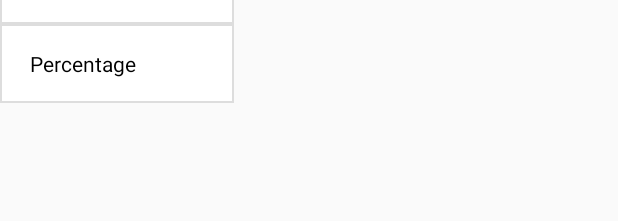
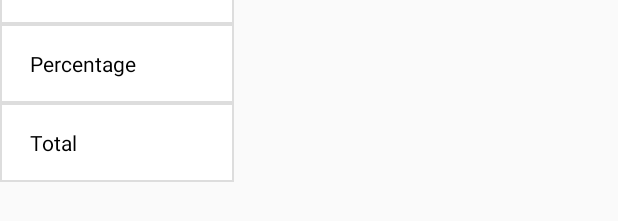
Before and after one commit to azadbasis/SREDA, an Android app: the layout headar_electricity_chart.xml on its own in the app's theme, with its tools: preview values and no code run, on a phone screen of 412 x 824 dp. Shown: the part 134-355 px from the top of the screen. Run offline under Robolectric (Android 15) with nearby library versions, the phone set to English and light mode, and no system bars.

Commit message:
PIE_CHART HOME

```diff
--- a/app/src/main/res/layout/fragment_piechart.xml
+++ b/app/src/main/res/layout/fragment_piechart.xml
@@ -61,7 +61,7 @@
             android:orientation="horizontal"
             android:layout_marginBottom="@dimen/_10sdp"
             >
-            <include layout="@layout/headar_regeneration_chart"/>
+            <include layout="@layout/headar_electricity_chart"/>
             <android.support.v7.widget.RecyclerView
                 android:id="@+id/recyclerviewElectricity"
                 android:layout_width="match_parent"
--- a/app/src/main/res/layout/headar_electricity_chart.xml
+++ b/app/src/main/res/layout/headar_electricity_chart.xml
@@ -32,6 +32,15 @@
         android:padding="@dimen/_13sdp"
         android:text="	Percentage"
         android:textColor="@color/black" />
+    <TextView
+        android:id="@+id/textView12"
+        android:layout_width="match_parent"
+        android:layout_height="wrap_content"
+        android:background="@drawable/tv_bg"
+        android:gravity="left"
+        android:padding="@dimen/_13sdp"
+        android:text="	Total"
+        android:textColor="@color/black" />
 
 
 </LinearLayout>
```
Also changed, not shown: app/src/main/java/com/nanosoft/sreda/Adapter/ReGenSummeryReportChartAdapter.java (added, +50 -0 lines), app/src/main/java/com/nanosoft/sreda/Adapter/ReGenerationSummeryReportChartAdapter.java (deleted, +0 -8 lines).
